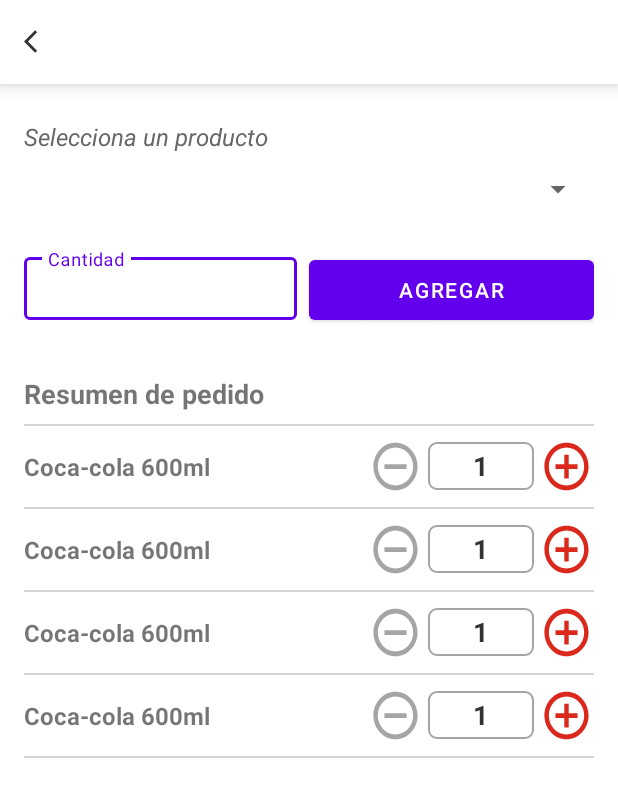
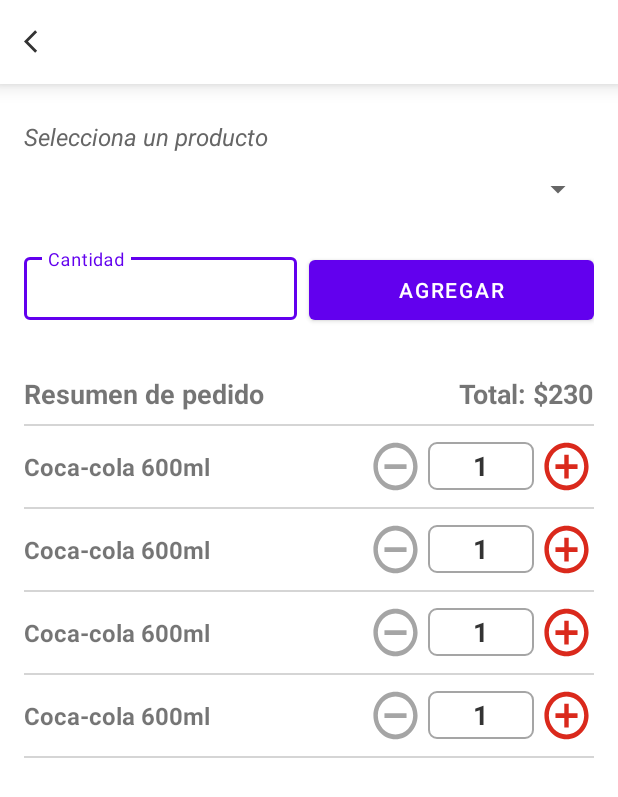
Before and after one commit to jesusmemije/BOApp, an Android app: the layout fragment_bo_tickets.xml on its own in the app's theme, with its tools: preview values and no code run, on a phone screen of 412 x 824 dp. Shown: the top 797 px of the screen. Run offline under Robolectric (Android 15) with nearby library versions, the phone set to English and light mode, and no system bars.

Commit message:
Se agregaron las funcionalidades para agregar Ticket por usuario

```diff
--- a/app/src/main/java/com/example/boapp/database/BOAppDatabase.kt
+++ b/app/src/main/java/com/example/boapp/database/BOAppDatabase.kt
@@ -15,7 +15,7 @@ import com.example.boapp.database.entities.TicketEntity
     ProductEntity::class,
     CustomerEntity::class,
     TicketEntity::class
-], version = 4)
+], version = 5)
 abstract class BOAppDatabase: RoomDatabase() {
     abstract fun productDao(): ProductDao
     abstract fun customerDao(): CustomerDao
--- a/app/src/main/java/com/example/boapp/database/entities/TicketEntity.kt
+++ b/app/src/main/java/com/example/boapp/database/entities/TicketEntity.kt
@@ -12,5 +12,5 @@ data class TicketEntity(
     @ColumnInfo(name = "productId") val productId: Int,
     @ColumnInfo(name = "productName") val productName: String,
     @ColumnInfo(name = "productPrice") val productPrice: Int,
-    @ColumnInfo(name = "quantity") val quantity: Int
+    @ColumnInfo(name = "quantity") var quantity: Int
 )
--- a/app/src/main/java/com/example/boapp/main/customers/viewmodel/BOViewModelCustomer.kt
+++ b/app/src/main/java/com/example/boapp/main/customers/viewmodel/BOViewModelCustomer.kt
@@ -43,7 +43,7 @@ class BOViewModelCustomer : BOViewModelBase() {
             Handler(Looper.getMainLooper()).postDelayed({
                 customerMLD.postValue(customer)
                 isLoading.postValue(false)
-            }, 500)
+            }, 1000)
         }
     }
 
--- a/app/src/main/java/com/example/boapp/main/tickets/adapter/TicketProductAdapter.kt
+++ b/app/src/main/java/com/example/boapp/main/tickets/adapter/TicketProductAdapter.kt
@@ -5,6 +5,7 @@ import android.view.ViewGroup
 import androidx.recyclerview.widget.RecyclerView
 import com.example.boapp.database.entities.TicketEntity
 import com.example.boapp.databinding.ItemTicketProductBinding
+import com.example.boapp.framework.extension.toFormatCoinMXN
 import com.example.boapp.framework.interfaces.ClickListenerPosition
 
 class TicketProductAdapter(
@@ -31,12 +32,14 @@ class TicketProductAdapter(
         RecyclerView.ViewHolder(binding.root) {
         fun bind(item: TicketEntity, position: Int) {
             binding.apply {
-                tvProductName.text = item.productName
+                tvProductName.text = "${item.productName} | ${item.productPrice.toFormatCoinMXN()} c/u"
                 tvQuantity.text = item.quantity.toString()
                 ivButtonLess.setOnClickListener {
+                    tvQuantity.text = (item.quantity-1).toString()
                     clickListenerLess?.onItemClick(position)
                 }
                 ivButtonMore.setOnClickListener {
+                    tvQuantity.text = (item.quantity+1).toString()
                     clickListenerMore?.onItemClick(position)
                 }
             }
--- a/app/src/main/res/layout/fragment_bo_tickets.xml
+++ b/app/src/main/res/layout/fragment_bo_tickets.xml
@@ -22,6 +22,12 @@
             android:layout_height="match_parent"
             android:orientation="vertical"
             android:paddingHorizontal="@dimen/size_16dp">
+
+            <LinearLayout
+                android:id="@+id/llAddProduct"
+                android:layout_width="match_parent"
+                android:layout_height="wrap_content"
+                android:orientation="vertical">
 
                 <TextView
                     android:layout_width="wrap_content"
@@ -81,20 +87,38 @@
 
                 </LinearLayout>
 
+            </LinearLayout>
+
             <LinearLayout
                 android:id="@+id/llOrderResume"
                 android:layout_width="match_parent"
                 android:layout_height="match_parent"
                 android:orientation="vertical">
 
-                <TextView
-                    android:layout_width="wrap_content"
+                <LinearLayout
+                    android:layout_width="match_parent"
                     android:layout_height="wrap_content"
                     android:layout_marginTop="@dimen/size_32dp"
                     android:layout_marginBottom="@dimen/size_8dp"
-                    android:text="Resumen de pedido"
+                    android:orientation="horizontal">
+
+                    <TextView
+                        android:layout_width="0dp"
+                        android:layout_height="wrap_content"
+                        android:layout_weight="1"
+                        android:text="@string/resumen_de_pedido"
                         android:textSize="@dimen/size_18sp"
                         android:textStyle="bold" />
+
+                    <TextView
+                        android:id="@+id/tvTotal"
+                        android:layout_width="wrap_content"
+                        android:layout_height="wrap_content"
+                        android:textSize="@dimen/size_18sp"
+                        android:textStyle="bold"
+                        tools:text="Total: $230" />
+
+                </LinearLayout>
 
                 <View
                     android:layout_width="match_parent"
@@ -104,7 +128,8 @@
                 <androidx.recyclerview.widget.RecyclerView
                     android:id="@+id/rvTicketProducts"
                     android:layout_width="match_parent"
-                    android:layout_height="match_parent"
+                    android:layout_marginBottom="@dimen/size_56dp"
+                    android:layout_height="wrap_content"
                     tools:itemCount="4"
                     tools:listitem="@layout/item_ticket_product" />
 
--- a/app/src/main/res/values/strings.xml
+++ b/app/src/main/res/values/strings.xml
@@ -11,4 +11,5 @@
     <string name="ticket">Ticket</string>
     <!-- TODO: Remove or change this placeholder text -->
     <string name="hello_blank_fragment">Hello blank fragment</string>
+    <string name="resumen_de_pedido">Resumen de pedido</string>
 </resources>
```
Also changed, not shown: app/src/main/java/com/example/boapp/database/dao/TicketDao.kt (+5 -2 lines), app/src/main/java/com/example/boapp/main/tickets/ui/BOTicketsFragment.kt (+54 -15 lines), app/src/main/java/com/example/boapp/main/tickets/viewmodel/BOViewModelTicket.kt (+18 -4 lines). Lines whose indentation alone changed are shown as unchanged.
